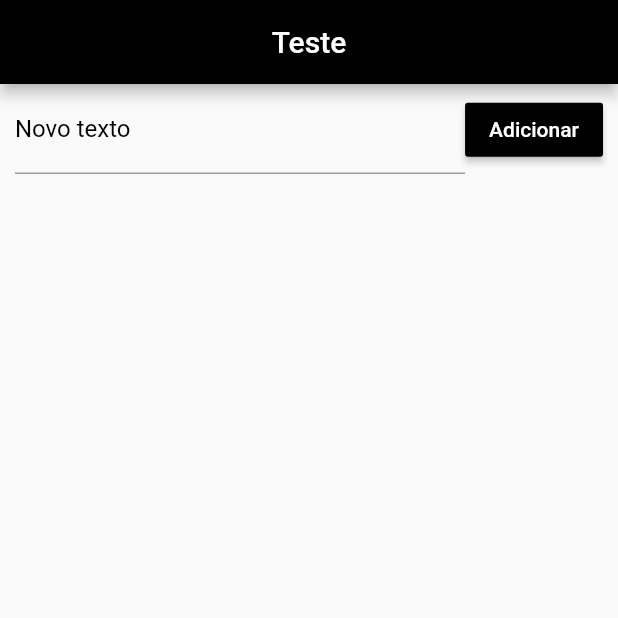
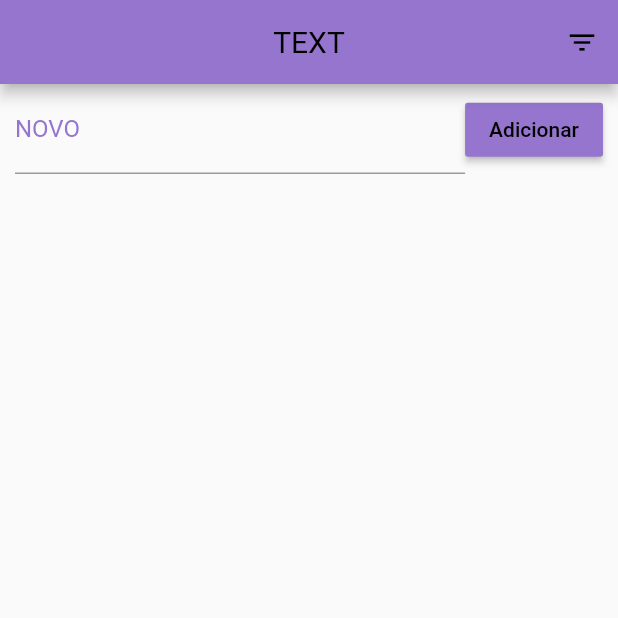
Before and after one commit to edermendes2016/flutter-stopwatch, a Flutter app: the screen it shows after launch, on a phone screen of 412 x 824 dp, the top half of it. Run offline on Flutter 3.47's test engine with Material 2 defaults, Android fonts, the phone set to English and light mode, and no system bars; our stand-ins replace sqflite; accounts and stored records are empty.

```diff
--- a/lib/main.dart
+++ b/lib/main.dart
@@ -3,6 +3,7 @@ import 'dart:io';
 import 'package:flutter/material.dart';
 import 'package:path_provider/path_provider.dart';
 import 'package:stopwatch/views/body.dart';
+
 
 void main() {
   runApp(MaterialApp(
@@ -20,8 +21,20 @@ class _HomeState extends State<Home> {
   Widget build(BuildContext context) {
     return Scaffold(
         appBar: AppBar(
-          title: Text("Teste"),
-          backgroundColor: Colors.black,
+          title: const Text('TEXT',
+              style: TextStyle(
+                  color: Colors.black,
+                  fontWeight: FontWeight.w400,
+                  fontFamily: 'i')),
+          backgroundColor: Colors.deepPurple[300],
+          actions: <Widget>[
+            IconButton(
+              iconSize: 22.0,
+              onPressed: () {},
+              color: Colors.black,
+              icon: Icon(Icons.filter_list),
+            )
+          ],
           centerTitle: true,
         ),
         body: AppBody());
--- a/lib/views/button.dart
+++ b/lib/views/button.dart
@@ -4,6 +4,6 @@ class AppButton extends StatelessWidget {
   @override
   Widget build(BuildContext context) {
     return new RaisedButton(
-        child: new Text("Adicionar"), color: Colors.black, textColor: Colors.white, onPressed: () {});
+        child: new Text("Adicionar"), color: Colors.deepPurple[300], textColor: Colors.black, onPressed: () {});
   }
 }
--- a/lib/views/textField.dart
+++ b/lib/views/textField.dart
@@ -1,4 +1,5 @@
 import 'package:flutter/material.dart';
+
 
 class AppTextField extends StatelessWidget {
   @override
@@ -6,7 +7,7 @@ class AppTextField extends StatelessWidget {
     return new Expanded(
       child: TextField(
         decoration: InputDecoration(
-            labelText: "Novo texto", labelStyle: TextStyle(color: Colors.black)),
+            labelText: "NOVO", labelStyle: TextStyle(color: Colors.deepPurple[300])),
       ),
     );
   }
```
Also changed, not shown: lib/controllers/crudController.dart (deleted, +0 -26 lines), lib/models/contact.dart (added, +57 -0 lines), pubspec.yaml (+5 -2 lines), lib/controllers/crud-controller.dart (added), 1 other file.
